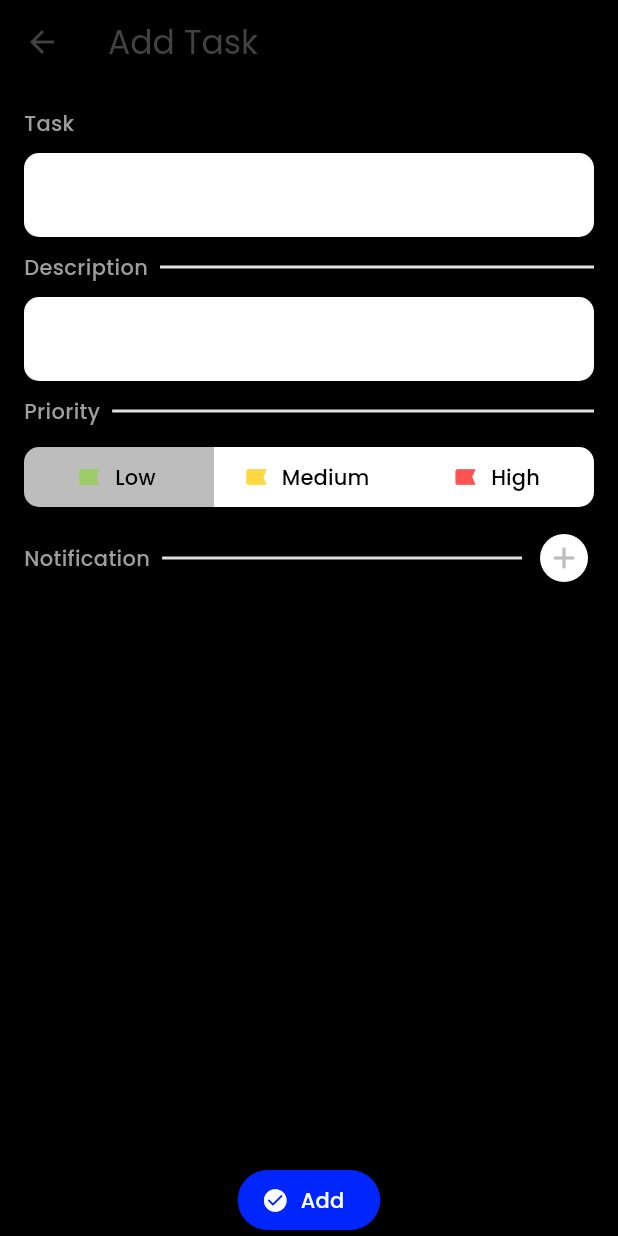
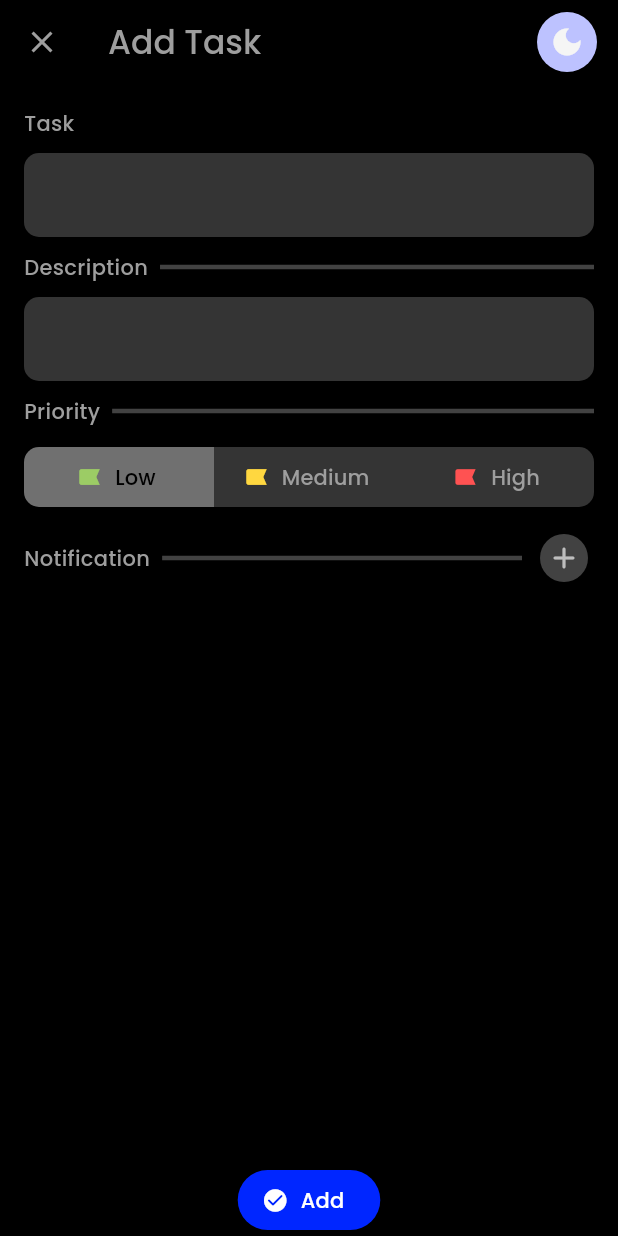
Before and after one commit to purveshxd/task-manager-with-backend, a Flutter app: the AddTaskView screen opened directly, on a phone screen of 412 x 824 dp. Run offline on Flutter 3.47's test engine with Material 3 defaults, Android fonts, the phone set to English and light mode, and no system bars; our stand-ins replace bloc, flutter_bloc, flutter_local_notifications, isar, permission_handler, shared_preferences and 1 more; missing offline and left inert: android_intent_plus; accounts and stored records are empty; generated files the repository leaves out were written again.

Commit message:
update: Changed noti repeat UI & added dark mode to add_task

```diff
--- a/frontend/lib/main.dart
+++ b/frontend/lib/main.dart
@@ -28,7 +28,7 @@ void main() async {
 }
 
 /*
-  TODO [1] Add dark theme
+  // TODO [1] Add dark theme
   TODO [2] Add task marking in database
 */
 
--- a/frontend/lib/style/app_theme.dart
+++ b/frontend/lib/style/app_theme.dart
@@ -44,6 +44,6 @@ extension ThemeColors on BuildContext {
   Color get onBackground => Theme.of(this).colorScheme.onSurface;
   Color get surfaceContainer => Theme.of(this).colorScheme.surfaceContainer;
   Color get onSurfaceVariant => Theme.of(this).colorScheme.onSurfaceVariant;
-
+  Color get outlineColor => Theme.of(this).colorScheme.outline;
   // Color get errorColor => Theme.of(this).colorScheme.error;
 }
--- a/frontend/lib/style/custom_style.dart
+++ b/frontend/lib/style/custom_style.dart
@@ -36,15 +36,19 @@ class AppStyle {
     );
   }
 
-  static InputDecoration textFieldDecoration({required String label}) {
+  static InputDecoration textFieldDecoration(
+    BuildContext context, {
+    required String label,
+  }) {
     return InputDecoration(
       labelText: label,
+
       floatingLabelBehavior: FloatingLabelBehavior.always,
       border: OutlineInputBorder(
         borderRadius: BorderRadius.circular(10),
         borderSide: BorderSide.none,
       ),
-      fillColor: Colors.white,
+      fillColor: context.onBackground.withAlpha(200),
       filled: true,
     );
   }
--- a/frontend/lib/views/add_task.view.dart
+++ b/frontend/lib/views/add_task.view.dart
@@ -3,12 +3,12 @@ import 'dart:math' hide log;
 import 'package:flutter/material.dart';
 import 'package:flutter_bloc/flutter_bloc.dart';
 import 'package:permission_handler/permission_handler.dart';
+import 'package:tasks_frontend/bloc/app_cubit/app_cubit.dart';
 import 'package:tasks_frontend/bloc/task_bloc/tasks_bloc.dart';
 import 'package:tasks_frontend/models/tasks.model.dart';
 import 'package:tasks_frontend/notification_handler.dart';
 import 'package:tasks_frontend/style/app_theme.dart';
 import 'package:tasks_frontend/style/custom_style.dart';
-import 'package:tasks_frontend/widget/custom_action_chip.dart';
 import 'package:tasks_frontend/widget/icon_button_filled.dart';
 
 class RepeatOptionModel {
@@ -42,6 +42,7 @@ class _AddTaskViewState extends State<AddTaskView> {
   late List<RepeatOptionModel> repeatOptions;
   late int repeatIndex;
   late String repeatName;
+  late RepeatOption repeatOption;
   late TaskPriority taskPriority;
 
   final notificationHandler = NotificationProvider();
@@ -63,6 +64,7 @@ class _AddTaskViewState extends State<AddTaskView> {
 
     isEdit = widget.task != null;
     taskPriority = widget.task?.taskPriority ?? TaskPriority.low;
+    repeatOption = widget.task?.repeatOption ?? RepeatOption.once;
 
     // Initialize controllers
     titleController = TextEditingController(text: widget.task?.name ?? "");
@@ -173,7 +175,7 @@ class _AddTaskViewState extends State<AddTaskView> {
       context.read<TasksBloc>().add(
         AddTask(
           Tasks(
-            repeatOption: RepeatOption.values[repeatIndex],
+            repeatOption: repeatOption,
             notificationDateTime: addNotification
                 ? currentNotificationTime
                 : null,
@@ -209,7 +211,7 @@ class _AddTaskViewState extends State<AddTaskView> {
         desc: descController.text.trim(),
         addNotification: addNotification,
         notificationDateTime: addNotification ? currentNotificationTime : null,
-        repeatOption: RepeatOption.values[repeatIndex],
+        repeatOption: repeatOption,
         taskPriority: taskPriority,
       );
       // Preserve the original ID
@@ -255,7 +257,14 @@ class _AddTaskViewState extends State<AddTaskView> {
       backgroundColor: context.backgroundColor,
 
       appBar: AppBar(
-        title: Text(isEdit ? "Edit Task" : "Add Task"),
+        leading: CloseButton(color: context.secondaryColor),
+        title: Text(
+          isEdit ? "Edit Task" : "Add Task",
+          style: TextStyle(
+            color: context.secondaryColor,
+            fontWeight: FontWeight.w500,
+          ),
+        ),
         backgroundColor: context.backgroundColor,
         actionsPadding: EdgeInsets.symmetric(horizontal: 10),
         actions: [
@@ -265,9 +274,19 @@ class _AddTaskViewState extends State<AddTaskView> {
                     Navigator.pop(context);
                     context.read<TasksBloc>().add(DeleteTask(widget.task!.id));
                   },
-                  icon: Icon(Icons.delete_outline_sharp),
+                  icon: Icon(
+                    Icons.delete_sweep_rounded,
+                    color: context.secondaryColor,
+                  ),
                 )
               : SizedBox.shrink(),
+
+          IconButton.filled(
+            onPressed: () {
+              context.read<AppCubit>().toggleTheme();
+            },
+            icon: Icon(Icons.dark_mode),
+          ),
         ],
       ),
       body: SafeArea(
@@ -295,7 +314,11 @@ class _AddTaskViewState extends State<AddTaskView> {
                   TextField(
                     textInputAction: TextInputAction.next,
                     controller: titleController,
-                    decoration: AppStyle.textFieldDecoration(label: ""),
+                    style: TextStyle(color: context.secondaryColor),
+                    decoration: AppStyle.textFieldDecoration(
+                      context,
+                      label: "",
+                    ),
                   ),
                   Row(
                     spacing: 8,
@@ -309,9 +332,9 @@ class _AddTaskViewState extends State<AddTaskView> {
                       ),
                       Flexible(
                         child: Container(
-                          height: 2,
+                          height: 3,
                           width: double.maxFinite,
-                          color: Colors.grey.shade300,
+                          color: context.onBackground,
                         ),
                       ),
                     ],
@@ -319,9 +342,13 @@ class _AddTaskViewState extends State<AddTaskView> {
                   TextField(
                     textInputAction: TextInputAction.done,
                     controller: descController,
+                    style: TextStyle(color: context.secondaryColor),
                     minLines: null,
                     maxLines: null,
-                    decoration: AppStyle.textFieldDecoration(label: ""),
+                    decoration: AppStyle.textFieldDecoration(
+                      context,
+                      label: "",
+                    ),
                   ),
                   Row(
                     spacing: 8,
@@ -335,9 +362,9 @@ class _AddTaskViewState extends State<AddTaskView> {
                       ),
                       Flexible(
                         child: Container(
-                          height: 2,
+                          height: 3,
                           width: double.maxFinite,
-                          color: Colors.grey.shade300,
+                          color: context.onBackground,
                         ),
                       ),
                     ],
@@ -375,15 +402,16 @@ class _AddTaskViewState extends State<AddTaskView> {
                       expandedInsets: EdgeInsets.all(0),
                       multiSelectionEnabled: false,
                       style: SegmentedButton.styleFrom(
-                        foregroundColor: Colors.black,
+                        foregroundColor: context.secondaryColor,
                         selectedForegroundColor: Colors.black,
                         animationDuration: Durations.medium4,
                         shape: RoundedRectangleBorder(
                           borderRadius: BorderRadiusGeometry.circular(10),
                         ),
                         side: BorderSide.none,
-                        backgroundColor: Colors.white,
-                        selectedBackgroundColor: Colors.grey.shade400,
+                        backgroundColor: context.onBackground.withAlpha(200),
+                        selectedBackgroundColor: context.secondaryColor
+                            .withAlpha(180),
                       ),
                     ),
                   ),
@@ -400,15 +428,15 @@ class _AddTaskViewState extends State<AddTaskView> {
                       ),
                       Flexible(
                         child: Container(
-                          height: 2,
+                          height: 3,
                           width: double.maxFinite,
-                          color: Colors.grey.shade300,
+                          color: context.onBackground,
                         ),
                       ),
                       IconButton(
                         splashColor: Colors.grey.shade50,
                         style: IconButton.styleFrom(
-                          backgroundColor: Colors.white,
+                          backgroundColor: context.onBackground,
                           foregroundColor: addNotification
                               ? Colors.black
                               : Colors.grey.shade400,
@@ -439,7 +467,7 @@ class _AddTaskViewState extends State<AddTaskView> {
                       children: [
                         Container(
                           decoration: BoxDecoration(
-                            color: Colors.white,
+                            color: context.onBackground.withAlpha(200),
                             borderRadius: BorderRadius.circular(12),
                           ),
                           padding: EdgeInsets.symmetric(horizontal: 5),
@@ -452,7 +480,10 @@ class _AddTaskViewState extends State<AddTaskView> {
                                   SizedBox(width: 5),
                                   Text(
                                     "Date | Time",
+
                                     style: TextStyle(
+                                      color: context.secondaryColor,
+
                                       // fontWeight: FontWeight.bold,
                                     ),
                                   ),
@@ -468,7 +499,8 @@ class _AddTaskViewState extends State<AddTaskView> {
                                             : Colors.grey.shade400,
                                       ),
                                     ),
-                                    backgroundColor: Colors.grey.shade200,
+                                    backgroundColor: context.onBackground
+                                        .withAlpha(130),
                                     side: BorderSide.none,
                                     shape: RoundedRectangleBorder(
                                       borderRadius: BorderRadius.circular(8),
@@ -485,7 +517,8 @@ class _AddTaskViewState extends State<AddTaskView> {
                                             : Colors.grey.shade400,
                                       ),
                                     ),
-                                    backgroundColor: Colors.grey.shade200,
+                                    backgroundColor: context.onBackground
+                                        .withAlpha(130),
                                     side: BorderSide.none,
                                     shape: RoundedRectangleBorder(
                                       borderRadius: BorderRadius.circular(8),
@@ -508,38 +541,53 @@ class _AddTaskViewState extends State<AddTaskView> {
                             ),
                             Flexible(
                               child: Container(
-                                height: 2,
+                                height: 3,
                                 width: double.maxFinite,
-                                color: Colors.grey.shade300,
+                                color: context.onBackground,
                               ),
                             ),
                           ],
                         ),
 
-                        Container(
-                          width: double.maxFinite,
-                          padding: EdgeInsets.symmetric(
-                            horizontal: 5,
-                            vertical: 1,
+                        // ! =================
+                        SegmentedButton<int>(
+                          onSelectionChanged: (Set<int> newSelection) {
+                            setState(() {
+                              repeatOption =
+                                  RepeatOption.values[newSelection.first];
+                            });
+                          },
+                          segments: List.generate(
+                            RepeatOption.values.length,
+                            (index) => ButtonSegment(
+                              value: index,
+                              label: Text(
+                                RepeatOption.values[index].name[0]
+                                        .toUpperCase() +
+                                    RepeatOption.values[index].name.substring(
+                                      1,
+                                    ),
+                              ),
+                            ),
                           ),
-                          decoration: BoxDecoration(
-                            color: Colors.white,
-                            borderRadius: BorderRadius.circular(12),
-                          ),
-                          child: Wrap(
-                            alignment: WrapAlignment.spaceBetween,
-                            runSpacing: 0,
-                            spacing: 8,
-                            children: List.generate(repeatOptions.length, (
-                              index,
-                            ) {
-                              final option = repeatOptions[index];
-                              return CustomActionChip(
-                                label: option.option.name,
-                                isSelected: option.isSelected,
-                                onPressed: (value) => toggleChip(index),
-                              );
-                            }),
+                          selected: {RepeatOption.values.indexOf(repeatOption)},
+                          showSelectedIcon: false,
+                          emptySelectionAllowed: false,
+                          expandedInsets: EdgeInsets.all(0),
+                          multiSelectionEnabled: false,
+                          style: SegmentedButton.styleFrom(
+                            foregroundColor: context.secondaryColor,
+                            selectedForegroundColor: Colors.black,
+                            animationDuration: Durations.medium4,
+                            shape: RoundedRectangleBorder(
+                              borderRadius: BorderRadiusGeometry.circular(10),
+                            ),
+                            side: BorderSide.none,
+                            backgroundColor: context.onBackground.withAlpha(
+                              200,
+                            ),
+                            selectedBackgroundColor: context.secondaryColor
+                                .withAlpha(180),
                           ),
                         ),
                       ],
--- a/frontend/lib/views/homepage.dart
+++ b/frontend/lib/views/homepage.dart
@@ -1,7 +1,6 @@
 import 'dart:math';
 
 import 'package:flutter/material.dart';
-import 'package:flutter/services.dart';
 import 'package:flutter_bloc/flutter_bloc.dart';
 import 'package:flutter_local_notifications/flutter_local_notifications.dart';
 import 'package:intl/intl.dart';
@@ -53,7 +52,7 @@ class HomepageState extends State<Homepage> {
         }
       },
       child: AnnotatedRegion(
-        value: SystemUiOverlayStyle.dark,
+        value: context.read<AppCubit>().state,
         child: Scaffold(
           backgroundColor: context.backgroundColor,
           body: SafeArea(
@@ -132,7 +131,7 @@ class HomepageState extends State<Homepage> {
                                         Divider(
                                           endIndent: 10,
                                           indent: 10,
-                                          thickness: 3,
+                                          thickness: 2,
                                           color: context.onBackground,
                                         ),
                                     physics:
@@ -184,7 +183,8 @@ class HomepageState extends State<Homepage> {
                                   separatorBuilder: (context, index) => Divider(
                                     endIndent: 10,
                                     indent: 10,
-                                    color: Colors.grey.shade300,
+                                    thickness: 2,
+                                    color: context.onBackground,
                                   ),
                                   physics: const NeverScrollableScrollPhysics(),
                                   shrinkWrap: true,
--- a/frontend/lib/views/task_edit_page.dart
+++ b/frontend/lib/views/task_edit_page.dart
@@ -1,6 +1,6 @@
 import 'package:flutter/material.dart';
+import 'package:tasks_frontend/models/tasks.model.dart';
 import 'package:tasks_frontend/style/custom_style.dart';
-import 'package:tasks_frontend/models/tasks.model.dart';
 
 class TaskEditPage extends StatelessWidget {
   final Tasks task;
@@ -41,7 +41,7 @@ class TaskEditPage extends StatelessWidget {
             SizedBox(height: 20),
             TextField(
               controller: titleController,
-              decoration: AppStyle.textFieldDecoration(label: ""),
+              decoration: AppStyle.textFieldDecoration(context, label: ""),
             ),
             Row(
               spacing: 6,
@@ -60,7 +60,7 @@ class TaskEditPage extends StatelessWidget {
               controller: descController,
               maxLines: null,
               minLines: null,
-              decoration: AppStyle.textFieldDecoration(label: ""),
+              decoration: AppStyle.textFieldDecoration(context, label: ""),
             ),
           ],
         ),
--- a/frontend/lib/widget/custom_toggle.dart
+++ /dev/null
@@ -1,12 +0,0 @@
-import 'package:flutter/material.dart';
-
-class CustomToggle extends StatelessWidget {
-  const CustomToggle({super.key});
-
-  @override
-  Widget build(BuildContext context) {
-    return Row(children: [
-
-    ],);
-  }
-}
```
